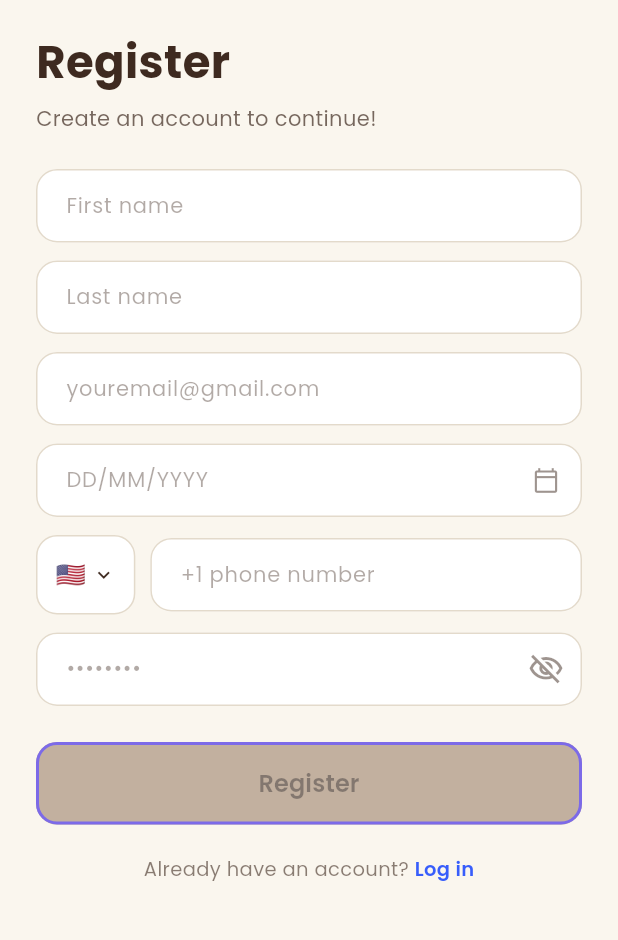
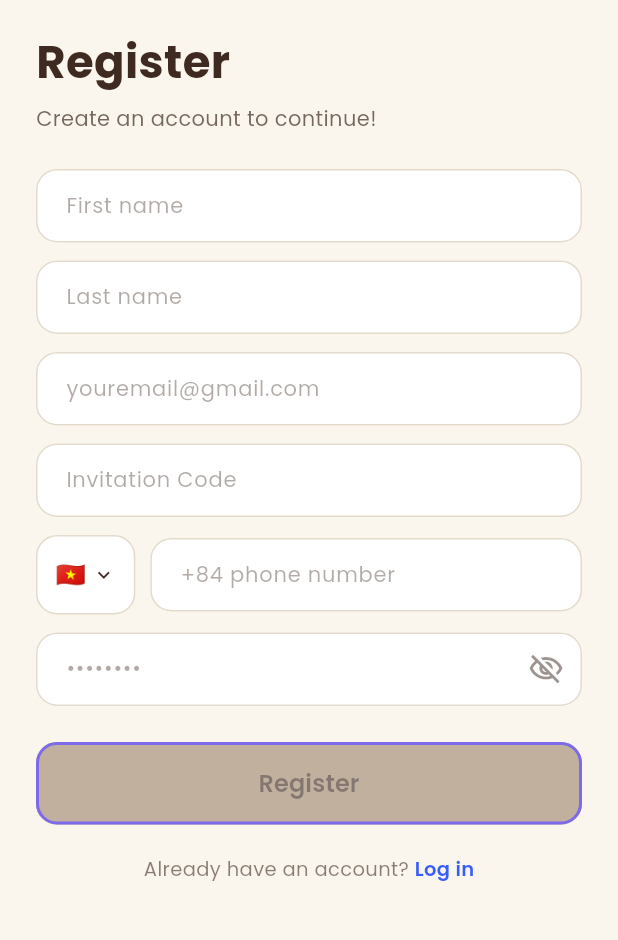
Before and after one commit to Astr0cyte/project_coffinder, a Flutter app: the RegisterPage screen opened directly, on a phone screen of 412 x 824 dp, the part 284-1224 px from its top. Run offline on Flutter 3.47's test engine with Material 3 defaults, Android fonts, the phone set to English and light mode, and no system bars; our stand-ins replace cloud_firestore, firebase_auth, firebase_core, google_fonts, google_maps_flutter, image_picker; accounts and stored records are empty.

Commit message:
Login invite code function, fixed some bugs

```diff
--- a/lib/pages/home_screen.dart
+++ b/lib/pages/home_screen.dart
@@ -1,4 +1,6 @@
 import 'dart:async';
+import 'package:brewstreet_app/services/google_maps.dart';
+
 import 'diary_page.dart';
 import 'add_cafe/step1_picture_page.dart';
 import '../models/cafe_model.dart';
@@ -478,7 +480,9 @@ class _HomeScreenState extends State<HomeScreen> {
                           MaterialPageRoute(builder: (_) => DiaryPage()),
                         );
                       }),
-                      _navIcon(Icons.location_on_outlined, onTap: () {
+                      _navIcon(Icons.location_on_outlined, onTap: () {Navigator.of(context).push(
+                          MaterialPageRoute(builder: (_) => MapPage()),
+                        );
                       }),
                       _navIcon(Icons.add, onTap: () => Navigator.of(context).push(
                         MaterialPageRoute(builder: (_) => Step1PicturePage(state: AddCafeState())),
--- a/lib/pages/register_page.dart
+++ b/lib/pages/register_page.dart
@@ -2,6 +2,7 @@ import 'package:firebase_auth/firebase_auth.dart';
 import 'package:flutter/material.dart';
 import 'package:google_fonts/google_fonts.dart';
 import '../services/auth_service.dart';
+import '../services/referral_service.dart';
 import '../states/register_state.dart';
 import '../widgets/auth_text_field.dart';
 import '../widgets/mascot_avatar.dart';
@@ -27,7 +28,7 @@ class _RegisterPageState extends State<RegisterPage> {
   late final TextEditingController _firstNameController;
   late final TextEditingController _lastNameController;
   late final TextEditingController _emailController;
-  late final TextEditingController _dobController;
+  late final TextEditingController _referralCodeController;
   late final TextEditingController _phoneController;
   late final TextEditingController _passwordController;
   bool _isLoading = false;
@@ -47,7 +48,8 @@ class _RegisterPageState extends State<RegisterPage> {
       ..addListener(() => _state.setLastName(_lastNameController.text));
     _emailController = TextEditingController()
       ..addListener(() => _state.setEmail(_emailController.text));
-    _dobController = TextEditingController();
+    _referralCodeController = TextEditingController()
+      ..addListener(() => _state.setReferralCode(_referralCodeController.text));
     _phoneController = TextEditingController()
       ..addListener(() => _state.setPhone(_phoneController.text));
     _passwordController = TextEditingController()
@@ -64,7 +66,7 @@ class _RegisterPageState extends State<RegisterPage> {
     _firstNameController.dispose();
     _lastNameController.dispose();
     _emailController.dispose();
-    _dobController.dispose();
+    _referralCodeController.dispose();
     _phoneController.dispose();
     _passwordController.dispose();
     super.dispose();
@@ -76,21 +78,6 @@ class _RegisterPageState extends State<RegisterPage> {
     }
   }
 
-  Future<void> _pickDateOfBirth() async {
-    final now = DateTime.now();
-    final picked = await showDatePicker(
-      context: context,
-      initialDate: DateTime(now.year - 18, now.month, now.day),
-      firstDate: DateTime(now.year - 100),
-      lastDate: now,
-    );
-    if (picked != null) {
-      _state.setDateOfBirth(picked);
-      _dobController.text =
-          '${picked.day.toString().padLeft(2, '0')}/${picked.month.toString().padLeft(2, '0')}/${picked.year}';
-    }
-  }
-
   Future<void> _handleRegister() async {
     if (widget.onSubmit != null) {
       widget.onSubmit!(_state);
@@ -98,6 +85,14 @@ class _RegisterPageState extends State<RegisterPage> {
     }
     setState(() => _isLoading = true);
     try {
+      final codeValid = ReferralService.instance.isValid(_state.referralCode);
+
+      if (!codeValid) {
+        ScaffoldMessenger.of(context).showSnackBar(
+          const SnackBar(content: Text('Invalid referral code.')),
+        );
+        return;
+      }
       await AuthService.instance.register(
         email: _state.email,
         password: _state.password,
@@ -223,15 +218,8 @@ class _RegisterPageState extends State<RegisterPage> {
                               ),
                               const SizedBox(height: 12),
                               AuthTextField(
-                                controller: _dobController,
-                                hintText: 'DD/MM/YYYY',
-                                readOnly: true,
-                                onTap: _pickDateOfBirth,
-                                suffixIcon: Icon(
-                                  Icons.calendar_today_outlined,
-                                  size: 18,
-                                  color: _textColor.withOpacity(0.5),
-                                ),
+                                controller: _referralCodeController,
+                                hintText: 'Invitation Code',
                               ),
                               const SizedBox(height: 12),
                               _PhoneField(
--- /dev/null
+++ b/lib/services/referral_service.dart
@@ -0,0 +1,15 @@
+class ReferralService {
+  ReferralService._();
+  static final ReferralService instance = ReferralService._();
+
+  static const _validCodes = {
+    'COCONUTTIES',
+    'MANGOTRAVEL',
+    'HOAZEN',
+    'FLUENTISH',
+    'MISSPAOLA',
+  };
+
+  bool isValid(String code) =>
+      _validCodes.contains(code.trim().toUpperCase());
+}
--- a/lib/states/register_state.dart
+++ b/lib/states/register_state.dart
@@ -5,9 +5,9 @@ class RegisterState extends ChangeNotifier {
   String _firstName = '';
   String _lastName = '';
   String _email = '';
-  DateTime? _dateOfBirth;
-  String _countryDialCode = '+1';
-  String _countryFlagEmoji = '🇺🇸';
+  String _referralCode = '';
+  String _countryDialCode = '+84';
+  String _countryFlagEmoji = '🇻🇳';
   String _phone = '';
   String _password = '';
   bool _obscurePassword = true;
@@ -15,7 +15,7 @@ class RegisterState extends ChangeNotifier {
   String get firstName => _firstName;
   String get lastName => _lastName;
   String get email => _email;
-  DateTime? get dateOfBirth => _dateOfBirth;
+  String get referralCode => _referralCode;
   String get countryDialCode => _countryDialCode;
   String get countryFlagEmoji => _countryFlagEmoji;
   String get phone => _phone;
@@ -26,7 +26,7 @@ class RegisterState extends ChangeNotifier {
       _firstName.trim().isNotEmpty &&
           _lastName.trim().isNotEmpty &&
           _email.trim().isNotEmpty &&
-          _dateOfBirth != null &&
+          _referralCode.trim().isNotEmpty &&
           _phone.trim().isNotEmpty &&
           _password.isNotEmpty;
 
@@ -45,8 +45,8 @@ class RegisterState extends ChangeNotifier {
     notifyListeners();
   }
 
-  void setDateOfBirth(DateTime value) {
-    _dateOfBirth = value;
+  void setReferralCode(String value) {
+    _referralCode = value;
     notifyListeners();
   }
 
```
Also changed, not shown: lib/pages/diary_page.dart (+12 -4 lines).
